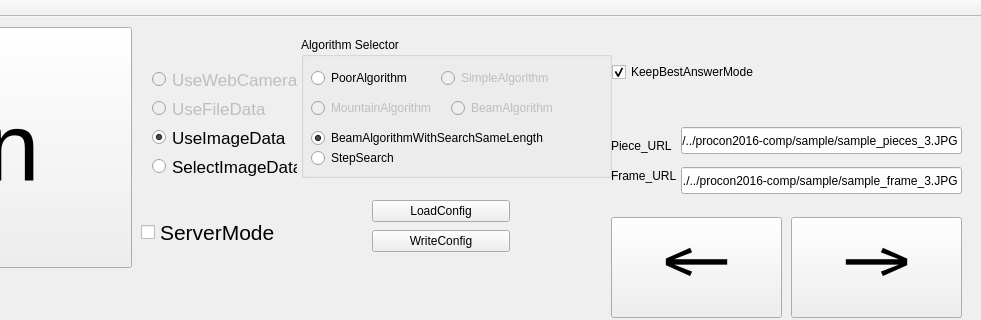
The window that Hazama/hazama.ui (tnct-spc/procon2017-comp) describes before a commit, drawn with Qt 5; both pictures show x 249 to 1230 and y 0 to 320 of the 1230 by 606 pixel window.
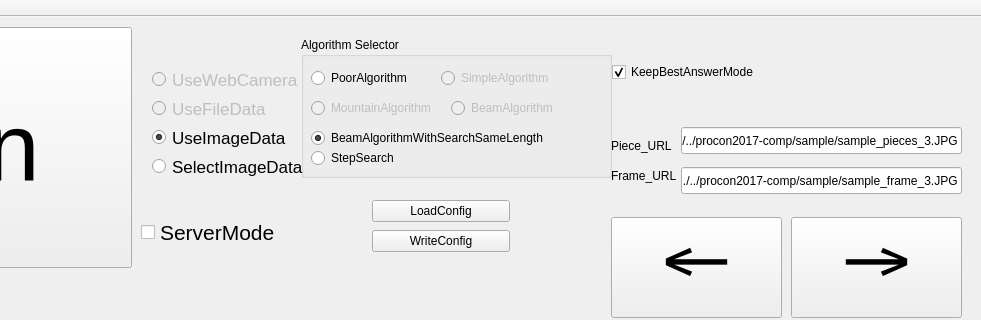
The same window after the commit.

Commit message: [fix]fix file name procon2016->procon2017

```diff
--- a/Hazama/hazama.ui
+++ b/Hazama/hazama.ui
@@ -290,7 +290,7 @@
      <rect>
       <x>390</x>
       <y>40</y>
-      <width>167</width>
+      <width>174</width>
       <height>132</height>
      </rect>
     </property>
@@ -421,7 +421,7 @@
      </rect>
     </property>
     <property name="text">
-     <string>./../../procon2016-comp/sample/sample_pieces_3.JPG</string>
+     <string>./../../procon2017-comp/sample/sample_pieces_3.JPG</string>
     </property>
    </widget>
    <widget class="QLineEdit" name="franeURL">
@@ -434,7 +434,7 @@
      </rect>
     </property>
     <property name="text">
-     <string>./../../procon2016-comp/sample/sample_frame_3.JPG</string>
+     <string>./../../procon2017-comp/sample/sample_frame_3.JPG</string>
     </property>
    </widget>
    <widget class="QLabel" name="label">
```
Left out of the diff: 2 changed lines with no effect on the pictures. The commit also changes 1 other file.
